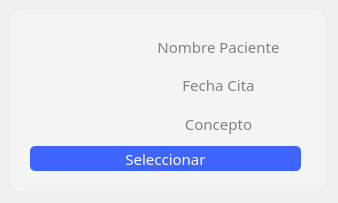
This is hospital-Core/Widgets/Medico/medico_tarjeta_cita.ui in MrDanielG/Hospital-SCRUM as Qt 5 draws it before an edit. The edited form follows.
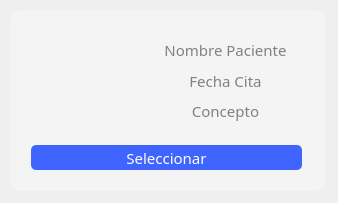
This is the edited form. Icons and pictures are not drawn.

```diff
--- a/hospital-Core/Widgets/Medico/medico_tarjeta_cita.ui
+++ b/hospital-Core/Widgets/Medico/medico_tarjeta_cita.ui
@@ -30,26 +30,25 @@
     <string/>
    </property>
   </widget>
-  <widget class="QWidget" name="">
-   <property name="geometry">
-    <rect>
-     <x>30</x>
-     <y>30</y>
-     <width>271</width>
-     <height>141</height>
-    </rect>
-   </property>
-   <layout class="QVBoxLayout" name="verticalLayout_2">
-    <item>
-     <layout class="QHBoxLayout" name="horizontalLayout">
-      <item>
        <widget class="QLabel" name="foto">
+   <property name="geometry">
+    <rect>
+     <x>32</x>
+     <y>32</y>
+     <width>100</width>
+     <height>100</height>
+    </rect>
+   </property>
         <property name="maximumSize">
          <size>
           <width>100</width>
           <height>100</height>
          </size>
         </property>
+   <property name="styleSheet">
+    <string notr="true">background:none;
+background-color:none;</string>
+   </property>
         <property name="text">
          <string/>
         </property>
@@ -60,11 +59,15 @@
          <bool>true</bool>
         </property>
        </widget>
-      </item>
-      <item>
-       <layout class="QVBoxLayout" name="verticalLayout">
-        <item>
          <widget class="QLabel" name="nombre_paciente">
+   <property name="geometry">
+    <rect>
+     <x>140</x>
+     <y>40</y>
+     <width>171</width>
+     <height>19</height>
+    </rect>
+   </property>
           <property name="font">
            <font>
             <family>Montserrat</family>
@@ -72,7 +75,9 @@
            </font>
           </property>
           <property name="styleSheet">
-           <string notr="true">color: rgb(129, 129, 129);</string>
+    <string notr="true">color: rgb(129, 129, 129);
+background:none;
+background-color:none;</string>
           </property>
           <property name="text">
            <string>Nombre Paciente</string>
@@ -81,9 +86,15 @@
            <set>Qt::AlignCenter</set>
           </property>
          </widget>
-        </item>
-        <item>
          <widget class="QLabel" name="fecha_cita">
+   <property name="geometry">
+    <rect>
+     <x>140</x>
+     <y>70</y>
+     <width>171</width>
+     <height>21</height>
+    </rect>
+   </property>
           <property name="font">
            <font>
             <family>Montserrat Light</family>
@@ -91,7 +102,9 @@
            </font>
           </property>
           <property name="styleSheet">
-           <string notr="true">color: rgb(129, 129, 129);</string>
+    <string notr="true">color: rgb(129, 129, 129);
+background:none;
+background-color:none;</string>
           </property>
           <property name="text">
            <string>Fecha Cita</string>
@@ -100,9 +113,15 @@
            <set>Qt::AlignCenter</set>
           </property>
          </widget>
-        </item>
-        <item>
          <widget class="QLabel" name="concepto">
+   <property name="geometry">
+    <rect>
+     <x>140</x>
+     <y>100</y>
+     <width>171</width>
+     <height>21</height>
+    </rect>
+   </property>
           <property name="font">
            <font>
             <family>Montserrat Light</family>
@@ -110,7 +129,9 @@
            </font>
           </property>
           <property name="styleSheet">
-           <string notr="true">color: rgb(129, 129, 129);</string>
+    <string notr="true">color: rgb(129, 129, 129);
+background:none;
+background-color:none;</string>
           </property>
           <property name="text">
            <string>Concepto</string>
@@ -119,13 +140,15 @@
            <set>Qt::AlignCenter</set>
           </property>
          </widget>
-        </item>
-       </layout>
-      </item>
-     </layout>
-    </item>
-    <item>
      <widget class="QPushButton" name="btn_seleccionar">
+   <property name="geometry">
+    <rect>
+     <x>31</x>
+     <y>145</y>
+     <width>271</width>
+     <height>25</height>
+    </rect>
+   </property>
       <property name="minimumSize">
        <size>
         <width>0</width>
@@ -158,9 +181,6 @@
       <property name="text">
        <string>Seleccionar</string>
       </property>
-     </widget>
-    </item>
-   </layout>
   </widget>
  </widget>
  <resources>
```
Lines whose indentation alone changed are shown as unchanged.
